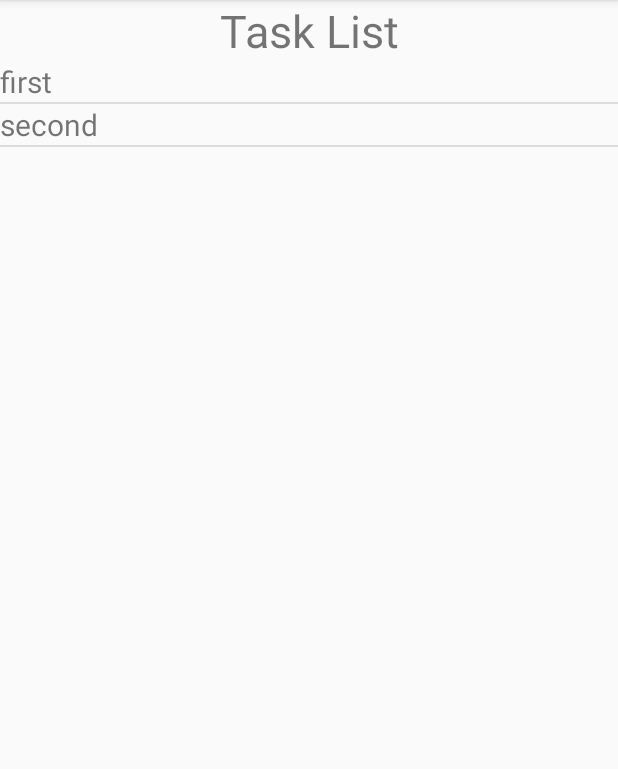
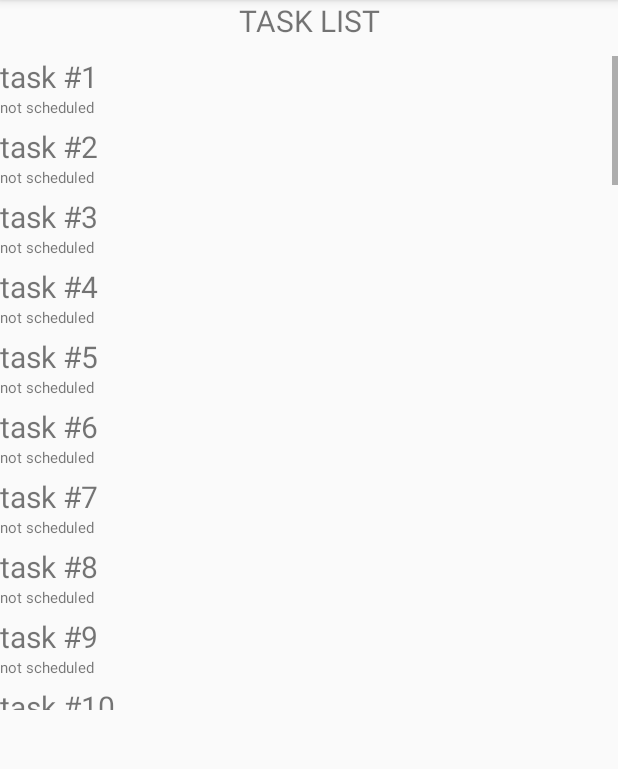
Before and after one commit to Ivan-Veselov/atum, an Android app: the screen it shows after launch (TaskListActivity), after a tap on "TASK LIST", on a phone screen of 412 x 824 dp, the part 84-853 px from its top. Run offline under Robolectric (Android 15) with nearby library versions, the phone set to English and light mode, and no system bars.

Commit message:
Add some style changes.

```diff
--- a/app/src/main/java/ru/spbau/mit/atum/MainActivity.java
+++ b/app/src/main/java/ru/spbau/mit/atum/MainActivity.java
@@ -24,11 +24,9 @@ public class MainActivity extends AppCompatActivity {
         filters.add(weekFilter1);
         filters.add(weekFilter2);
 
-        UserDefinedTask task1 = new UserDefinedTask("first", "", filters, 50);
-        UserDefinedTask task2 = new UserDefinedTask("second", "", filters, 60);
-
-        tasks.add(task1);
-        tasks.add(task2);
+        for (int i = 1; i <= 50; i++) {
+            tasks.add(new UserDefinedTask("task #" + i, "", filters, 5 * i));
+        }
 
     }
 
--- a/app/src/main/java/ru/spbau/mit/atum/TaskListActivity.java
+++ b/app/src/main/java/ru/spbau/mit/atum/TaskListActivity.java
@@ -20,6 +20,7 @@ public class TaskListActivity extends AppCompatActivity {
     private ArrayList<UserDefinedTask> userDefinedTaskList;
 
     private final String TASK_NAME = "task_name";
+    private final String IS_SCHEDULED = "is_scheduled";
     private ListView listView;
     private SimpleAdapter adapter;
     private ArrayList<Map<String, Object>> data;
@@ -36,11 +37,17 @@ public class TaskListActivity extends AppCompatActivity {
         for (UserDefinedTask task: userDefinedTaskList) {
             m = new HashMap<>();
             m.put(TASK_NAME, task.getName());
+            if (task.getScheduledTime() == null) {
+                m.put(IS_SCHEDULED, "not scheduled");
+            } else {
+                m.put(IS_SCHEDULED, "OK");
+            }
+
             data.add(m);
         }
 
-        String[] from = { TASK_NAME };
-        int[] to = { R.id.task_name };
+        String[] from = { TASK_NAME, IS_SCHEDULED };
+        int[] to = { R.id.task_name, R.id.is_scheduled };
 
         adapter = new SimpleAdapter(this, data, R.layout.item, from, to);
 
--- a/app/src/main/res/layout/activity_task_list.xml
+++ b/app/src/main/res/layout/activity_task_list.xml
@@ -9,13 +9,17 @@
     <TextView
         android:layout_width="match_parent"
         android:layout_height="wrap_content"
-        android:textSize="30dp"
+        android:textSize="20dp"
         android:textAlignment="center"
-        android:text="Task List"/>
+        android:text="TASK LIST"/>
 
     <ListView
         android:layout_height="456dp"
         android:layout_width="match_parent"
-        android:id="@+id/task_list" />
+        android:id="@+id/task_list"
+        android:divider="@android:color/transparent"
+        android:dividerHeight="5dp"
+        android:paddingTop="10dp"
+        android:paddingBottom="10dp"/>
 
 </LinearLayout>
--- a/app/src/main/res/layout/item.xml
+++ b/app/src/main/res/layout/item.xml
@@ -6,8 +6,15 @@
     <TextView
         android:text="TextView"
         android:layout_width="match_parent"
-        android:layout_height="wrap_content"
+        android:layout_height="match_parent"
         android:textSize="20dp"
         android:id="@+id/task_name" />
 
+    <TextView
+        android:text="TextView"
+        android:layout_width="match_parent"
+        android:layout_height="match_parent"
+        android:textSize="10dp"
+        android:id="@+id/is_scheduled" />
+
 </LinearLayout>
```
